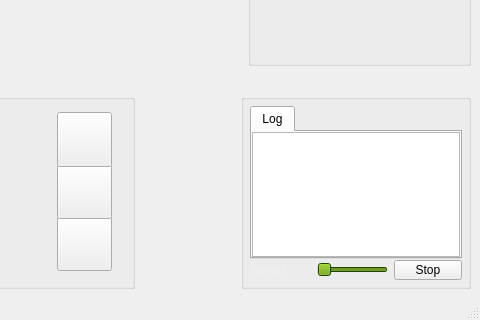
Before: the Qt Designer form src/gui/qt/mainwindow.ui in pokerth/pokerth, drawn with Qt 5; both pictures show x 520 to 1000 and y 360 to 680 of the 1000 by 680 pixel window.
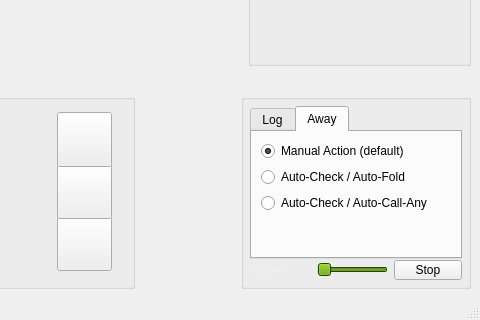
After: the same form once the commit is applied. The open tabs and pages were chosen to show the change. Icons and pictures are not drawn. Custom widgets are drawn as their Qt base class.

Commit message: start implementing away-automode-radio-buttons

Diff of the .ui file:
```diff
--- a/src/gui/qt/mainwindow.ui
+++ b/src/gui/qt/mainwindow.ui
@@ -735,6 +735,50 @@
                </item>
               </layout>
              </widget>
+             <widget class="QWidget" name="tab_away" >
+              <attribute name="title" >
+               <string>Away</string>
+              </attribute>
+              <layout class="QGridLayout" >
+               <item row="0" column="0" >
+                <widget class="QRadioButton" name="radioButton_manualAction" >
+                 <property name="text" >
+                  <string>Manual Action (default)</string>
+                 </property>
+                 <property name="checked" >
+                  <bool>true</bool>
+                 </property>
+                </widget>
+               </item>
+               <item row="1" column="0" >
+                <widget class="QRadioButton" name="radioButton_autoCheckFold" >
+                 <property name="text" >
+                  <string>Auto-Check / Auto-Fold</string>
+                 </property>
+                </widget>
+               </item>
+               <item row="2" column="0" >
+                <widget class="QRadioButton" name="radioButton_autoCheckCallAny" >
+                 <property name="text" >
+                  <string>Auto-Check / Auto-Call-Any</string>
+                 </property>
+                </widget>
+               </item>
+               <item row="3" column="0" >
+                <spacer>
+                 <property name="orientation" >
+                  <enum>Qt::Vertical</enum>
+                 </property>
+                 <property name="sizeHint" >
+                  <size>
+                   <width>20</width>
+                   <height>40</height>
+                  </size>
+                 </property>
+                </spacer>
+               </item>
+              </layout>
+             </widget>
             </widget>
            </item>
            <item row="1" column="0" >
```
The commit also changes 4 other files.
